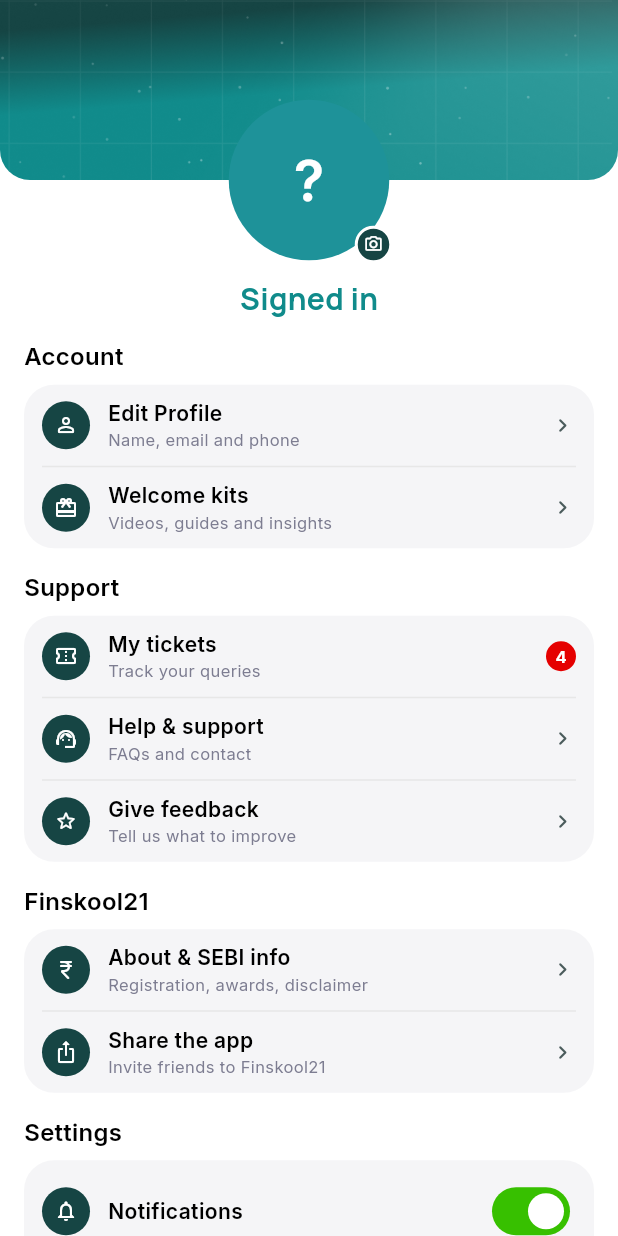
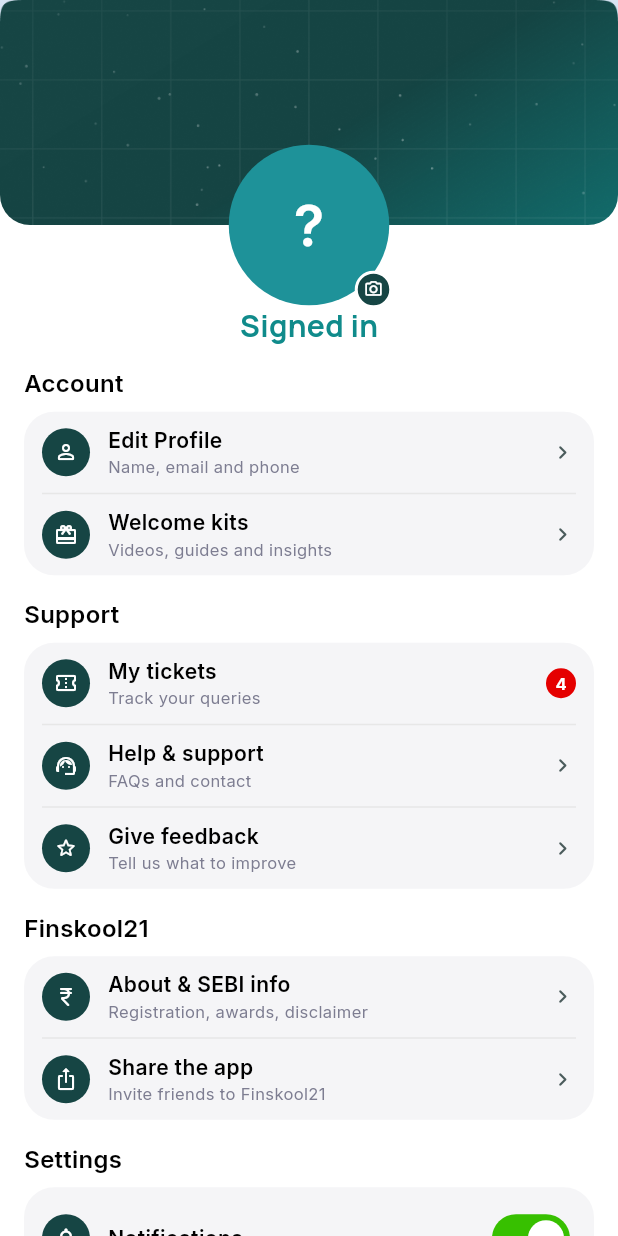
Before and after one commit to webzgrowth/finskool-mobile-app, a Flutter app: the ProfileScreen screen opened directly, on a phone screen of 412 x 824 dp. Run offline on Flutter 3.47's test engine with Material 3 defaults, Android fonts, the phone set to English and light mode, and no system bars; our stand-ins replace bloc, cached_network_image, dartz, dio, equatable, flutter_bloc and 11 more; accounts and stored records are empty.

Commit message:
profilescreen banner fixed

```diff
--- a/lib/src/presentation/pages/dashboard/profile/profile_screen.dart
+++ b/lib/src/presentation/pages/dashboard/profile/profile_screen.dart
@@ -53,34 +53,30 @@
           // inset the content down and leave a gap above the image instead.
           body: SafeArea(
             top: false,
-            child: CustomScrollView(
-              // Same floating/snap `SliverAppBar` skeleton
-              // `CommunitiesScreen` uses for `SearchTopBar` — the hero
-              // banner hides on scroll-down and snaps back on scroll-up
-              // instead of scrolling away permanently like a plain list
-              // item. `ProfileIdentityInfo` (name/email/phone/pill) is
-              // deliberately NOT inside the sliver app bar: its height
-              // varies (a wrapped name, an absent pill), and a sliver app
-              // bar needs a fixed extent known ahead of layout — only
-              // `ProfileHeroBanner`'s fixed-height image+avatar qualifies.
-              slivers: [
-                SliverAppBar(
-                  floating: true,
-                  snap: true,
-                  toolbarHeight: ProfileHeroBanner.height(context),
-                  automaticallyImplyLeading: false,
-                  backgroundColor: Colors.transparent,
-                  elevation: 0,
-                  // `primary: false` — `ProfileHeroBanner` already adds the
-                  // status-bar inset itself; leaving `primary` at its
-                  // default `true` makes `SliverAppBar` add it a second
-                  // time, stranding a topInset-tall gap below the banner.
-                  primary: false,
-                  flexibleSpace: ProfileHeroBanner(user: user),
-                ),
-                SliverToBoxAdapter(child: ProfileIdentityInfo(user: user)),
-                SliverToBoxAdapter(
-                  child: BlocBuilder<CommunitiesBloc, CommunitiesState>(
+            // Plain `ListView` — the banner is just the first item and
+            // scrolls away with everything else, like the rest of this
+            // screen. An earlier pass wrapped it in a floating/snap
+            // `SliverAppBar` (the technique `SearchTopBar` uses on
+            // Feed/Communities), but that's wrong here: floating means the
+            // banner hides on scroll-down and pops back the moment you
+            // scroll up even slightly, which reads as the avatar getting
+            // "stuck" mid-scroll — fine for a compact search bar, not for
+            // a tall identity header that should behave like normal
+            // content.
+            child: ListView(
+              // `ListView` (unlike `CustomScrollView`) auto-pads its top
+              // edge by `MediaQuery.padding.top` when not given an
+              // explicit `padding` — since `SafeArea(top: false)` leaves
+              // that inset value in place for `ProfileHeroBanner` to
+              // consume itself, this auto-padding stacked a *second*
+              // status-bar-height gap above the banner, pushing the teal
+              // image down below the status bar instead of bleeding
+              // behind it.
+              padding: EdgeInsets.zero,
+              children: [
+                ProfileHeroBanner(user: user),
+                ProfileIdentityInfo(user: user),
+                BlocBuilder<CommunitiesBloc, CommunitiesState>(
                   builder: (context, communitiesState) {
                     final subscribed = communitiesState.communities
                         .where((c) => c.access == CommunityAccess.subscribed)
@@ -102,9 +98,7 @@
                     );
                   },
                 ),
-                ),
-                SliverToBoxAdapter(
-                  child: ProfileSectionCard(
+                ProfileSectionCard(
                   title: 'Account',
                   rows: [
                     ProfileMenuRow(
@@ -123,18 +117,16 @@
                     ),
                   ],
                 ),
-                ),
-                SliverToBoxAdapter(
-                  child: ProfileSectionCard(
+                ProfileSectionCard(
                   title: 'Support',
                   rows: [
                     ProfileMenuRow(
                       icon: const Icon(ProfileIcons.tickets),
                       title: 'My tickets',
                       subtitle: 'Track your queries',
-                        // Decorative mock count, same treatment as the
-                        // Feed's "01:11" duration badge — not a ticketing
-                        // domain model for one badge number.
+                      // Decorative mock count, same treatment as the Feed's
+                      // "01:11" duration badge — not a ticketing domain
+                      // model for one badge number.
                       trailing: const _CountBadge(count: 4),
                       onTap: () =>
                           context.push(AppRoutes.SUPPORT_TICKETS_ROUTE_PATH),
@@ -155,9 +147,7 @@
                     ),
                   ],
                 ),
-                ),
-                SliverToBoxAdapter(
-                  child: ProfileSectionCard(
+                ProfileSectionCard(
                   title: 'Finskool21',
                   rows: [
                     ProfileMenuRow(
@@ -176,9 +166,7 @@
                     ),
                   ],
                 ),
-                ),
-                SliverToBoxAdapter(
-                  child: ProfileSectionCard(
+                ProfileSectionCard(
                   title: 'Settings',
                   rows: [
                     ProfileMenuRow(
@@ -187,9 +175,9 @@
                       trailing: Switch(
                         value: user?.postNotificationsEnabled ?? true,
                         // Overrides the app-wide (teal) switch theme
-                          // deliberately — the reference screenshot's
-                          // toggle is green here, not the brand teal every
-                          // other switch in the app uses.
+                        // deliberately — the reference screenshot's toggle
+                        // is green here, not the brand teal every other
+                        // switch in the app uses.
                         activeThumbColor: cs.onPrimary,
                         activeTrackColor: AppPalette.announcementGreen,
                         onChanged: (value) => context
@@ -206,11 +194,9 @@
                     ),
                   ],
                 ),
-                ),
-                SliverToBoxAdapter(
-                  child: Padding(
-                    padding: const EdgeInsets.fromLTRB(AppSpacing.lg,
-                        AppSpacing.sm, AppSpacing.lg, AppSpacing.xl),
+                Padding(
+                  padding: const EdgeInsets.fromLTRB(
+                      AppSpacing.lg, AppSpacing.sm, AppSpacing.lg, AppSpacing.xl),
                   // Figma has no visible logout row in this mockup, so it
                   // stays a clearly separate destructive action below the
                   // sections rather than folded into one of them.
@@ -220,7 +206,6 @@
                     onPressed: () => context
                         .read<AuthenticatorWatcherBloc>()
                         .add(const AuthenticatorWatcherEvent.signOut()),
-                    ),
                   ),
                 ),
               ],
--- a/lib/src/presentation/pages/dashboard/profile/widgets/profile_hero_banner.dart
+++ b/lib/src/presentation/pages/dashboard/profile/widgets/profile_hero_banner.dart
@@ -7,18 +7,24 @@
 
 /// The teal grid-star hero — background image, avatar, camera badge.
 ///
-/// A fixed-height widget on purpose: it's the `SliverAppBar.flexibleSpace`
-/// in `ProfileScreen`'s `CustomScrollView`, the same floating/snap
-/// `SliverAppBar` technique `SearchTopBar` uses on Feed/Communities (see
-/// `communities_screen.dart`) — a sliver app bar needs its content's height
-/// known ahead of layout, so [height] is exposed for the screen to pass as
-/// `toolbarHeight`. Name/email/phone/member-since live in
-/// `ProfileIdentityInfo` instead, as ordinary scrolling content below it —
-/// their height varies (wrapped names, an absent pill), which a sliver app
-/// bar can't accommodate.
+/// A separate widget from the name/email/phone/member-since block
+/// (`ProfileIdentityInfo`) purely for file-size reasons (CLAUDE.md's
+/// ~100-line rule) — both are plain, normally-scrolling `ListView`
+/// children in `ProfileScreen`, not a sliver app bar (an earlier pass
+/// tried that for a floating/snap effect like `SearchTopBar`'s, but that
+/// made the banner hide-then-pop-back mid-scroll, which is wrong for a
+/// tall identity header — see CLAUDE.md "Profile").
 ///
-/// The background reuses `assets/images/feed_top_bar_bg.png` — the same
-/// asset `SearchTopBar` uses for the Feed/Communities top bar.
+/// The background is `assets/images/auth_header_bg.png` — confirmed
+/// against a Figma screenshot of this exact screen. An earlier pass used
+/// `feed_top_bar_bg.png` (Feed/Communities' `SearchTopBar` asset) on the
+/// assumption Profile should match that chrome, but that image is short
+/// and bright/saturated throughout (built for a 92px-tall search bar);
+/// stretched to this banner's ~230dp height it reads far more vivid teal
+/// than the design. `auth_header_bg.png` is a *tall* image and only its
+/// top slice is ever visible here (`BoxFit.cover` + `alignment.topCenter`
+/// crop to the container's height) — that slice is the dark, muted
+/// forest-green with the same dot/grid texture the Figma reference shows.
 ///
 /// The avatar bridges the hero and the white body below it, same technique
 /// as `CommunityCover`'s badge: a `Stack` sized to the hero's own height
@@ -30,15 +36,15 @@
   final UserModel? user;
 
   static const double avatarRadius = 53.5;
-  static const double heroHeight = 120;
+  static const double heroHeight = 150;
 
   static double height(BuildContext context) =>
-      MediaQuery.paddingOf(context).top + heroHeight + avatarRadius;
+      heroHeight + avatarRadius;
 
   @override
   Widget build(BuildContext context) {
     final cs = Theme.of(context).colorScheme;
-    final topInset = MediaQuery.paddingOf(context).top;
+    final topInset =0;
 
     // Same treatment as `SearchTopBar`: the image bleeds behind the status
     // bar (no `SafeArea` here — see `ProfileScreen`), so the status-bar
@@ -59,7 +65,7 @@
                 borderRadius:
                     BorderRadius.vertical(bottom: Radius.circular(AppRadii.lg)),
                 image: DecorationImage(
-                  image: AssetImage('assets/images/feed_top_bar_bg.png'),
+                  image: AssetImage('assets/images/auth_header_bg.png'),
                   fit: BoxFit.cover,
                   alignment: Alignment.topCenter,
                 ),
--- a/lib/src/presentation/pages/dashboard/profile/widgets/profile_identity_info.dart
+++ b/lib/src/presentation/pages/dashboard/profile/widgets/profile_identity_info.dart
@@ -18,7 +18,6 @@
 
     return Column(
       children: [
-        const SizedBox(height: AppSpacing.md),
         Text(user?.name ?? 'Signed in', style: type.name),
         if (user != null) ...[
           const SizedBox(height: 4),
```
Lines whose indentation alone changed are shown as unchanged.
